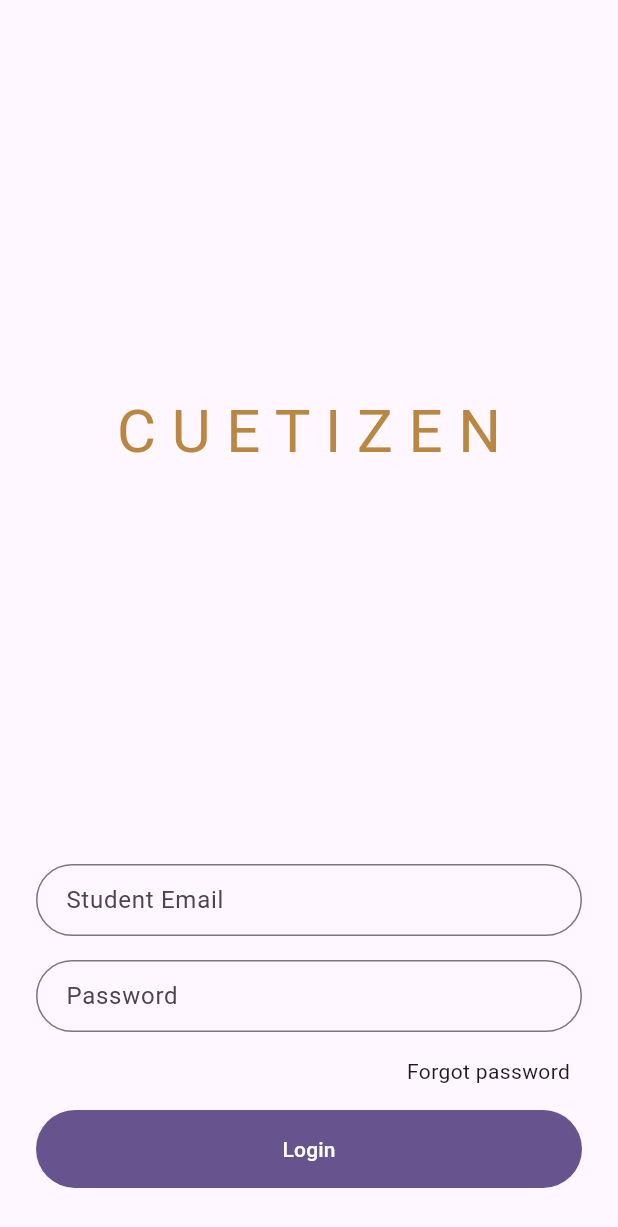
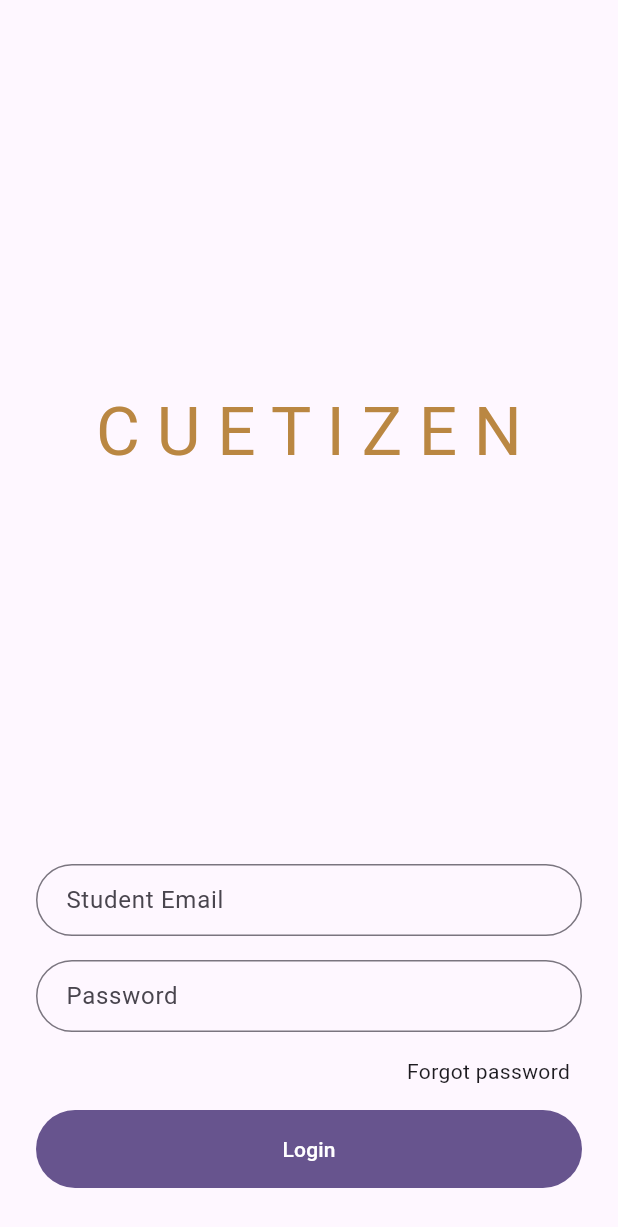
Before and after one commit to cuet-dev-corpse/cuet_book, a Flutter app: the screen it shows after launch, on a phone screen of 412 x 824 dp. Shown: the top 1227 px of the screen. Run offline on Flutter 3.47's test engine with Material 2 defaults, Android fonts, the phone set to English and light mode, and no system bars.

Commit message:
♻️ Make fontSize dependent on theme

```diff
--- a/lib/screens/login_screen.dart
+++ b/lib/screens/login_screen.dart
@@ -18,6 +18,7 @@ class _LoginScreenState extends State<LoginScreen> with ValidationMixin {
 
   @override
   Widget build(BuildContext context) {
+    var theme = Theme.of(context);
     return Scaffold(
       body: SafeArea(
         minimum: const EdgeInsets.symmetric(horizontal: 3 * kSpacing),
@@ -28,10 +29,9 @@ class _LoginScreenState extends State<LoginScreen> with ValidationMixin {
               child: Center(
                 child: Text(
                   "C U E T I Z E N",
-                  style: TextStyle(
-                    fontSize: 5 * kSpacing,
-                    color: Theme.of(context).colorScheme.secondary,
-                  ),
+                  style: theme.textTheme.displayMedium!.copyWith(
+                        color: theme.colorScheme.secondary,
+                      ),
                 ),
               ),
             ),
```
